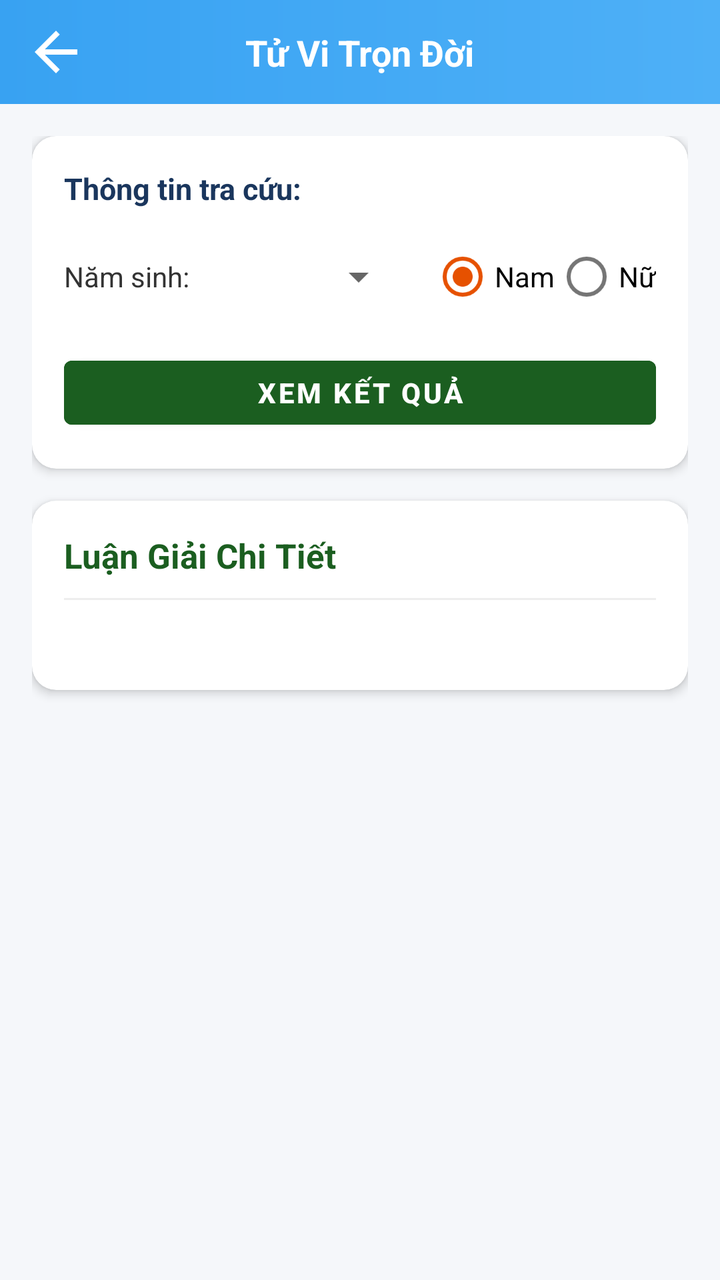
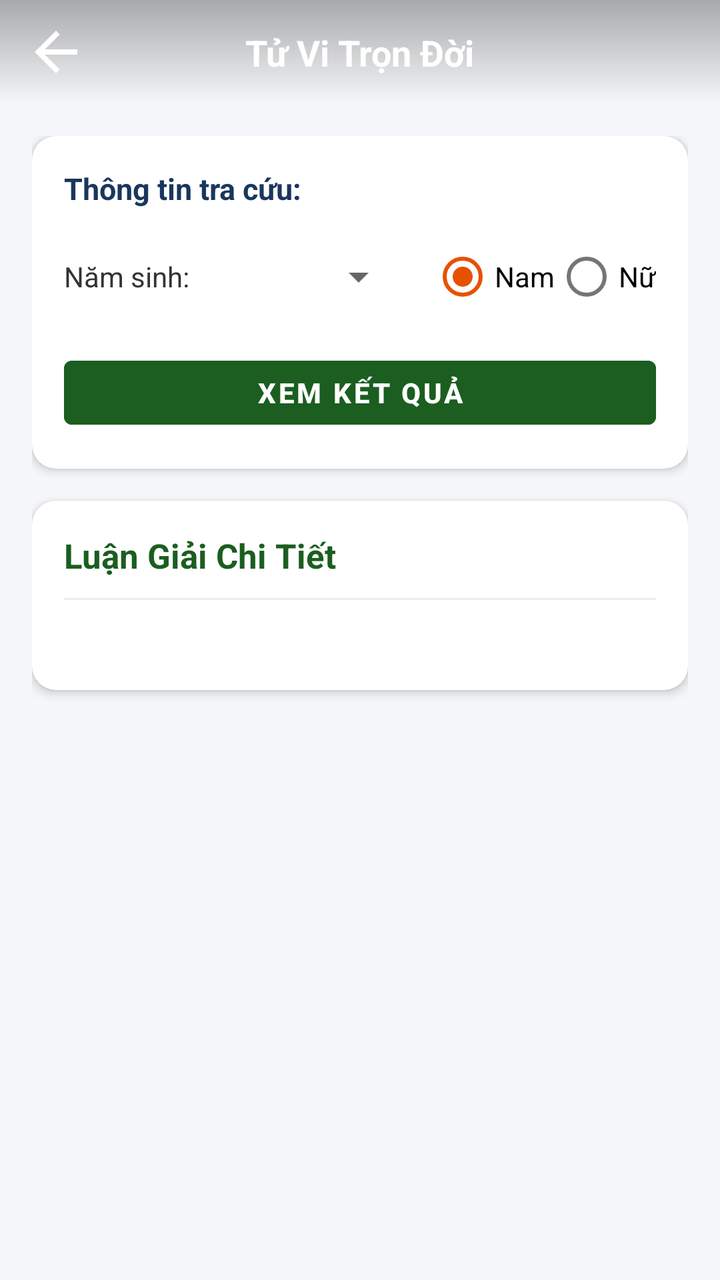

Before-and-after screenshots of an Android layout around one commit, followed by the original layout XML and the change that was made.
<!-- AndroidManifest.xml: application theme Theme.LichViet -->
<!-- res/layout/activity_horoscope_detail.xml -->
<?xml version="1.0" encoding="utf-8"?>
<androidx.constraintlayout.widget.ConstraintLayout xmlns:android="http://schemas.android.com/apk/res/android"
    xmlns:app="http://schemas.android.com/apk/res-auto"
    android:layout_width="match_parent"
    android:layout_height="match_parent"
    android:background="#F5F7FA">

    
    <androidx.constraintlayout.widget.ConstraintLayout
        android:id="@+id/horo_detail_top_bar"
        android:layout_width="0dp"
        android:layout_height="52dp"
        android:background="@drawable/bg_folk_header"
        android:paddingHorizontal="12dp"
        app:layout_constraintTop_toTopOf="parent"
        app:layout_constraintStart_toStartOf="parent"
        app:layout_constraintEnd_toEndOf="parent">

        <ImageView
            android:id="@+id/btn_horo_back"
            android:layout_width="32dp"
            android:layout_height="32dp"
            android:contentDescription="Quay lại"
            android:src="@drawable/ic_arrow_back"
            app:layout_constraintStart_toStartOf="parent"
            app:layout_constraintTop_toTopOf="parent"
            app:layout_constraintBottom_toBottomOf="parent" />

        <TextView
            android:id="@+id/tv_horo_detail_title"
            android:layout_width="wrap_content"
            android:layout_height="wrap_content"
            android:text="Tử Vi Trọn Đời"
            android:textColor="@color/white"
            android:textSize="18sp"
            android:textStyle="bold"
            app:layout_constraintStart_toStartOf="parent"
            app:layout_constraintEnd_toEndOf="parent"
            app:layout_constraintTop_toTopOf="parent"
            app:layout_constraintBottom_toBottomOf="parent" />

    </androidx.constraintlayout.widget.ConstraintLayout>

    <ScrollView
        android:layout_width="0dp"
        android:layout_height="0dp"
        android:fillViewport="true"
        app:layout_constraintTop_toBottomOf="@id/horo_detail_top_bar"
        app:layout_constraintBottom_toBottomOf="parent"
        app:layout_constraintStart_toStartOf="parent"
        app:layout_constraintEnd_toEndOf="parent">

        <LinearLayout
            android:layout_width="match_parent"
            android:layout_height="wrap_content"
            android:orientation="vertical"
            android:padding="16dp">

            
            <androidx.cardview.widget.CardView
                android:id="@+id/card_input_user"
                android:layout_width="match_parent"
                android:layout_height="wrap_content"
                android:layout_marginBottom="16dp"
                app:cardCornerRadius="12dp"
                app:cardElevation="3dp"
                app:cardBackgroundColor="@color/white">

                <LinearLayout
                    android:layout_width="match_parent"
                    android:layout_height="wrap_content"
                    android:orientation="vertical"
                    android:padding="16dp">

                    <TextView
                        android:layout_width="wrap_content"
                        android:layout_height="wrap_content"
                        android:text="Thông tin tra cứu:"
                        android:textColor="#1A365D"
                        android:textSize="15sp"
                        android:textStyle="bold" />

                    <LinearLayout
                        android:layout_width="match_parent"
                        android:layout_height="wrap_content"
                        android:layout_marginTop="10dp"
                        android:orientation="horizontal"
                        android:gravity="center_vertical">

                        <TextView
                            android:layout_width="wrap_content"
                            android:layout_height="wrap_content"
                            android:text="Năm sinh: "
                            android:textColor="#333333"
                            android:textSize="14sp" />

                        <Spinner
                            android:id="@+id/spinner_birth_year"
                            android:layout_width="0dp"
                            android:layout_height="42dp"
                            android:layout_weight="1"
                            android:layout_marginStart="8dp" />

                        <RadioGroup
                            android:id="@+id/rg_gender"
                            android:layout_width="wrap_content"
                            android:layout_height="wrap_content"
                            android:layout_marginStart="12dp"
                            android:orientation="horizontal">

                            <RadioButton
                                android:id="@+id/rb_male"
                                android:layout_width="wrap_content"
                                android:layout_height="wrap_content"
                                android:checked="true"
                                android:text="Nam" />

                            <RadioButton
                                android:id="@+id/rb_female"
                                android:layout_width="wrap_content"
                                android:layout_height="wrap_content"
                                android:text="Nữ" />
                        </RadioGroup>
                    </LinearLayout>

                    <Button
                        android:id="@+id/btn_calculate_horo"
                        android:layout_width="match_parent"
                        android:layout_height="44dp"
                        android:layout_marginTop="12dp"
                        android:backgroundTint="#1B5E20"
                        android:text="Xem Kết Quả"
                        android:textColor="@color/white"
                        android:textStyle="bold" />

                </LinearLayout>
            </androidx.cardview.widget.CardView>

            
            <androidx.cardview.widget.CardView
                android:layout_width="match_parent"
                android:layout_height="wrap_content"
                app:cardCornerRadius="12dp"
                app:cardElevation="3dp"
                app:cardBackgroundColor="@color/white">

                <LinearLayout
                    android:layout_width="match_parent"
                    android:layout_height="wrap_content"
                    android:orientation="vertical"
                    android:padding="16dp">

                    <TextView
                        android:id="@+id/tv_result_header"
                        android:layout_width="wrap_content"
                        android:layout_height="wrap_content"
                        android:text="Luận Giải Chi Tiết"
                        android:textColor="#1B5E20"
                        android:textSize="17sp"
                        android:textStyle="bold" />

                    <View
                        android:layout_width="match_parent"
                        android:layout_height="1dp"
                        android:layout_marginVertical="10dp"
                        android:background="#EEEEEE" />

                    <TextView
                        android:id="@+id/tv_result_content"
                        android:layout_width="match_parent"
                        android:layout_height="wrap_content"
                        android:lineSpacingExtra="4dp"
                        android:textColor="#333333"
                        android:textSize="14sp" />

                </LinearLayout>
            </androidx.cardview.widget.CardView>

        </LinearLayout>
    </ScrollView>

</androidx.constraintlayout.widget.ConstraintLayout>
<!-- resources referenced by this layout -->
<resources>
  <color name="white">#FFFFFF</color>
  <!-- drawable bg_folk_header (drawable) -->
  <?xml version="1.0" encoding="utf-8"?>
  <shape xmlns:android="http://schemas.android.com/apk/res/android"
      android:shape="rectangle">
      <gradient
          android:startColor="#38A2F2"
          android:endColor="#4EB0F7"
          android:angle="0" />
  </shape>
  <!-- drawable ic_arrow_back (drawable) -->
  <vector xmlns:android="http://schemas.android.com/apk/res/android"
      android:width="24dp"
      android:height="24dp"
      android:viewportWidth="24"
      android:viewportHeight="24">
      <path
          android:fillColor="#FFFFFF"
          android:pathData="M20,11H7.83l5.59,-5.59L12,4l-8,8 8,8 1.41,-1.41L7.83,13H20v-2z" />
  </vector>
  <style name="Theme.LichViet" parent="Theme.MaterialComponents.Light.NoActionBar">
          
          <item name="colorPrimary">@color/primary</item>
          <item name="colorPrimaryVariant">@color/primary_variant</item>
          <item name="colorOnPrimary">@color/white</item>
          
          <item name="colorSecondary">@color/secondary</item>
          <item name="colorSecondaryVariant">@color/secondary_variant</item>
          <item name="colorOnSecondary">@color/white</item>
          
          <item name="android:statusBarColor">@color/folk_sky_blue</item>
          <item name="android:windowLightStatusBar">false</item>
          <item name="android:windowBackground">@color/folk_parchment</item>
      </style>
  <color name="primary">#1B5E20</color>
  <color name="primary_variant">#003300</color>
  <color name="secondary">#E65100</color>
  <color name="secondary_variant">#AC1900</color>
  <color name="folk_sky_blue">#3FA9F5</color>
  <color name="folk_parchment">#F7F3E9</color>
</resources>

<!-- the commit's change to res/layout/activity_horoscope_detail.xml (unified diff, before → after) -->
@@ -73,6 +73,7 @@
                     android:padding="16dp">
 
                     <TextView
+                        android:id="@+id/tv_input_label"
                         android:layout_width="wrap_content"
                         android:layout_height="wrap_content"
                         android:text="Thông tin tra cứu:"
@@ -81,6 +82,7 @@
                         android:textStyle="bold" />
 
                     <LinearLayout
+                        android:id="@+id/layout_birth_input"
                         android:layout_width="match_parent"
                         android:layout_height="wrap_content"
                         android:layout_marginTop="10dp"
<!-- resource entries referenced after the edit -->
@@ -6,9 +6,9 @@
   <shape xmlns:android="http://schemas.android.com/apk/res/android"
       android:shape="rectangle">
       <gradient
-          android:startColor="#38A2F2"
-          android:endColor="#4EB0F7"
-          android:angle="0" />
+          android:startColor="#50000000"
+          android:endColor="#00000000"
+          android:angle="270" />
   </shape>
   <!-- drawable ic_arrow_back (drawable) -->
   <vector xmlns:android="http://schemas.android.com/apk/res/android"
